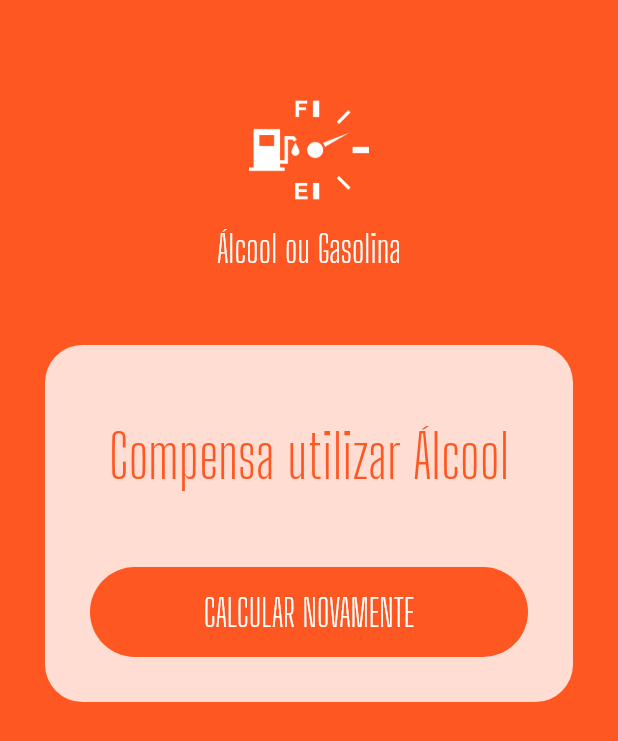
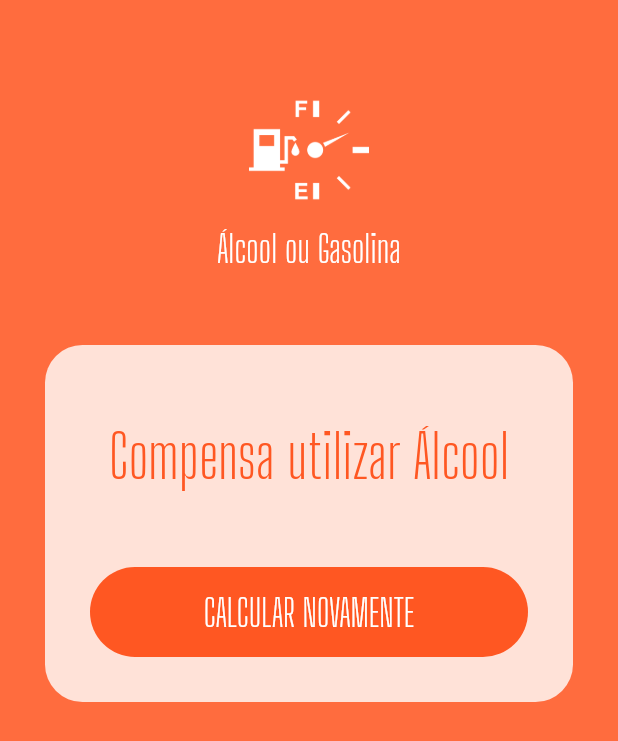
Before and after one commit to luccastanan/alcohol_or_gasoline_flutter, a Flutter app: the screen it shows after launch, after a tap on "CALCULAR", on a phone screen of 412 x 824 dp. Shown: the top 741 px of the screen. Run offline on Flutter 3.47's test engine with Material 2 defaults, Android fonts, the phone set to English and light mode, and no system bars; our stand-ins replace flutter_masked_text.

```diff
--- a/lib/pages/home.page.dart
+++ b/lib/pages/home.page.dart
@@ -10,6 +10,7 @@ class HomePage extends StatefulWidget {
 }
 
 class _HomePageState extends State<HomePage> {
+  Color _color = Colors.deepOrange;
   var _gasCtrl = new MoneyMaskedTextController();
   var _alcCtrl = new MoneyMaskedTextController();
   var _busy = false;
@@ -20,13 +21,18 @@ class _HomePageState extends State<HomePage> {
   Widget build(BuildContext context) {
     return Scaffold(
       backgroundColor: Theme.of(context).primaryColor,
-      body: ListView(
+      body: AnimatedContainer(
+        duration: Duration(
+          milliseconds: 1200,
+        ),
+        color: _color,
+        child: ListView(
           children: <Widget>[
             Logo(),
             _completed
                 ? Success(
                     result: _result,
-                  reset: reset
+                    reset: reset,
                   )
                 : SubmitForm(
                     gasCtrl: _gasCtrl,
@@ -35,6 +41,7 @@ class _HomePageState extends State<HomePage> {
                     busy: _busy,
                   ),
           ],
+        ),
       ),
     );
   }
@@ -47,6 +54,8 @@ class _HomePageState extends State<HomePage> {
     double res = alc / gas;
 
     setState(() {
+      // _color = Theme.of(context).accentColor;
+      _color = Colors.deepOrangeAccent;
       _completed = false;
       _busy = true;
     });
@@ -54,7 +63,6 @@ class _HomePageState extends State<HomePage> {
     return new Future.delayed(const Duration(seconds: 1), () {
       setState(() {
         _result = "Compensa utilizar " + (res >= 0.7 ? "Gasolina" : "Álcool");
-
         _busy = false;
         _completed = true;
       });
@@ -63,6 +71,7 @@ class _HomePageState extends State<HomePage> {
 
   reset() {
     setState(() {
+      _color = Theme.of(context).primaryColor;
       _alcCtrl = new MoneyMaskedTextController();
       _gasCtrl = new MoneyMaskedTextController();
       _completed = false;
```
Lines whose indentation alone changed are shown as unchanged.
